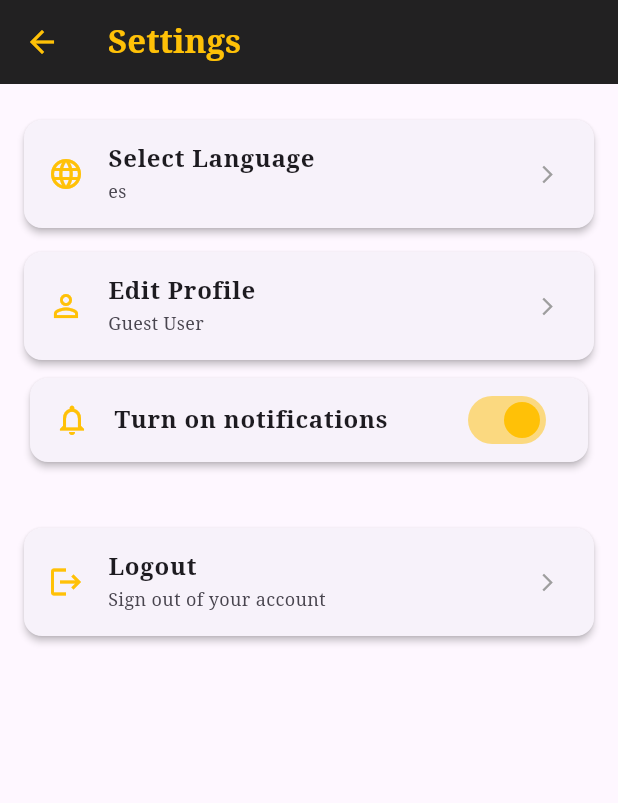
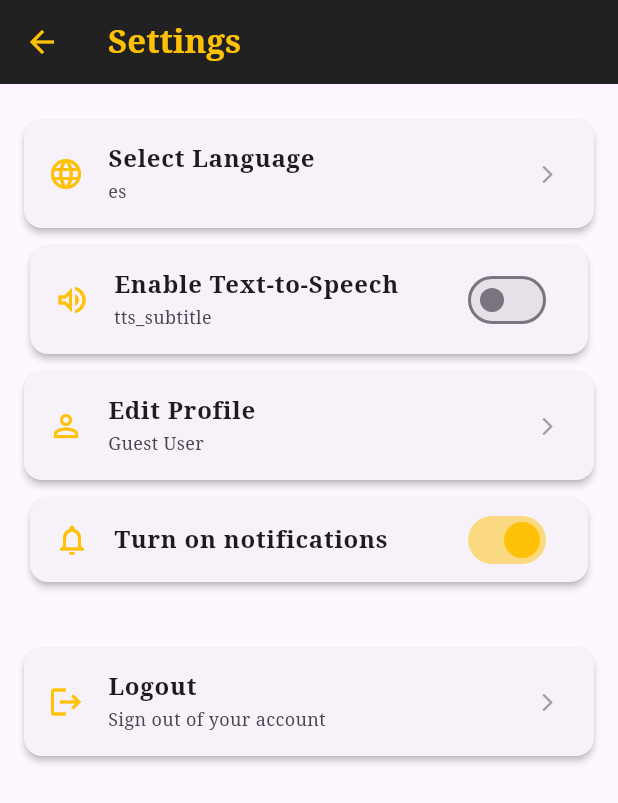
Before and after one commit to Leathelson/restaurant-app, a Flutter app: the SettingsScreen screen opened directly, on a phone screen of 412 x 824 dp. Shown: the top 803 px of the screen. Run offline on Flutter 3.47's test engine with Material 3 defaults, Android fonts, the light colour scheme and no system bars; our stand-ins replace audioplayers, cloud_firestore, firebase_auth, firebase_core, flutter_tts, shared_preferences and 1 more; missing offline and left inert: emailjs; accounts and stored records are empty; generated files the repository leaves out were written again.

Commit message:
tts initialised(incomplete)

```diff
--- a/lib/main.dart
+++ b/lib/main.dart
@@ -7,6 +7,7 @@ import 'screens/auth/login_screen.dart';
 import 'screens/dashboard/dashboard_screen.dart';
 // Only ONE import for AppData, hiding the User class to avoid conflicts
 import 'package:luxury_restaurant_app/models/app_data.dart' hide User;
+import 'package:luxury_restaurant_app/services/flutter_tts_service.dart';
 
 // 1. Define the global notifier with a fallback to 'en' to avoid null errors
 ValueNotifier<String> languageNotifier =
@@ -19,6 +20,8 @@ void main() async {
   if (AppData.selectedLanguage.isEmpty) {
     AppData.selectedLanguage = 'es';
   }
+
+  await TTSService.instance.init();
 
   await Firebase.initializeApp(
     options: DefaultFirebaseOptions.currentPlatform,
--- a/lib/screens/profile/settings_screen.dart
+++ b/lib/screens/profile/settings_screen.dart
@@ -2,6 +2,7 @@ import 'package:flutter/material.dart';
 import 'package:luxury_restaurant_app/main.dart'; // To access languageNotifier
 import '../../models/app_data.dart';
 import 'package:firebase_auth/firebase_auth.dart';
+import '../../services/flutter_tts_service.dart';
 
 class SettingsScreen extends StatefulWidget {
   const SettingsScreen({super.key});
@@ -12,10 +13,49 @@ class SettingsScreen extends StatefulWidget {
 
 class _SettingsScreenState extends State<SettingsScreen> {
   bool pushNotifications = true;
+  bool ttsEnabled = false; // Persist this with SharedPreferences in production
+  final TTSService _ttsService = TTSService();
 
   // Consistency Colors
   final Color gold = Colors.amber;
   final Color darkBg = Colors.black87;
+
+  @override
+  void initState() {
+    super.initState();
+    _loadTTSPreference(); // Implement persistence
+    _ttsService.init();
+  }
+
+  @override
+  void dispose() {
+    _ttsService.dispose();
+    super.dispose();
+  }
+
+  Future<void> _loadTTSPreference() async {
+    // TODO: Load from SharedPreferences
+    // setState(() => ttsEnabled = prefs.getBool('tts_enabled') ?? false);
+  }
+
+  Future<void> _saveTTSPreference(bool value) async {
+    // TODO: Save to SharedPreferences
+    // await prefs.setBool('tts_enabled', value);
+  }
+
+  Future<void> _toggleTTS(bool value) async {
+    setState(() => ttsEnabled = value);
+    await _ttsService.toggle(value);
+    await _saveTTSPreference(value);
+
+    if (value && mounted) {
+      // Optional: Preview TTS
+      await _ttsService.setLanguage(AppData.selectedLanguage);
+      await _ttsService.speak(AppData.trans('tts_preview_text') ??
+        "Text to speech enabled");
+    }
+  }
+
 
   void _changeLanguage() {
     showDialog(
@@ -155,6 +195,25 @@ class _SettingsScreenState extends State<SettingsScreen> {
             onTap: _changeLanguage,
           ),
 
+          Card(
+          elevation: 2,
+          shape: RoundedRectangleBorder(borderRadius: BorderRadius.circular(12)),
+          child: SwitchListTile(
+            secondary: Icon(Icons.volume_up_outlined, color: gold),
+            title: Text(AppData.trans('Enable Text-to-Speech'),
+                style: const TextStyle(
+                    fontFamily: 'serif', fontWeight: FontWeight.w600)),
+            subtitle: Text(
+              AppData.trans('tts_subtitle') ??
+              'Uses your device\'s accessibility TTS settings',
+              style: const TextStyle(fontSize: 12),
+            ),
+            value: ttsEnabled,
+            activeColor: gold,
+            onChanged: _toggleTTS,
+          ),
+        ),
+
           // Profile Section
           _buildSettingsCard(
             icon: Icons.person_outline,
--- a/pubspec.yaml
+++ b/pubspec.yaml
@@ -19,6 +19,7 @@ dependencies:
   cloud_firestore: ^6.1.2
   web_socket_channel: ^3.0.3
   emailjs: ^4.0.0
+  flutter_tts: ^3.8.3
 
 dev_dependencies:
   flutter_test:
```
Also changed, not shown: lib/services/flutter_tts_service.dart (added, +111 -0 lines), lib/widgets/tts_text.dart (added, +84 -0 lines), lib/widgets/menu_item_card.dart (added), pubspec.lock.
